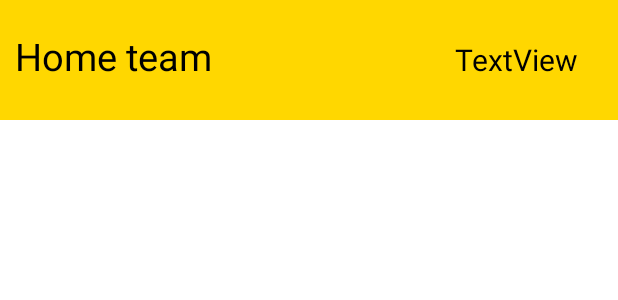
After one commit to CamdenKSeaver/VolleyballApp2, an Android app: the layout activity_listview.xml on its own in the app's theme, with its tools: preview values and no code run, on a phone screen of 412 x 824 dp. The commit adds this screen. Shown: the top 300 px of the screen. Run offline under Robolectric (Android 15) with nearby library versions, the phone set to English and light mode, and no system bars.

Commit message:
Games are displayed on options menu on private games screen

```diff
--- /dev/null
+++ b/VolleyballApp-main/app/src/main/res/layout/activity_listview.xml
@@ -0,0 +1,42 @@
+<?xml version="1.0" encoding="utf-8"?>
+<androidx.constraintlayout.widget.ConstraintLayout xmlns:android="http://schemas.android.com/apk/res/android"
+    xmlns:tools="http://schemas.android.com/tools"
+    android:layout_width="wrap_content"
+    android:layout_height="80dp"
+    android:background="@color/gold"
+    xmlns:app="http://schemas.android.com/apk/res-auto">
+
+
+    <TextView
+        android:id="@+id/GameName"
+        android:layout_width="270dp"
+        android:layout_height="wrap_content"
+        android:layout_weight ="1"
+        android:text="Home team"
+        android:textColor="@color/black"
+        android:textSize="25sp"
+        android:layout_marginLeft="10dp"
+        android:layout_marginTop="20dp"
+        app:layout_constraintStart_toStartOf="parent"
+        app:layout_constraintTop_toTopOf="parent"
+        />
+
+    <TextView
+        android:id="@+id/GameName2"
+        android:layout_width="100dp"
+        android:layout_height="40dp"
+        android:layout_marginStart="30dp"
+        android:layout_marginTop="20dp"
+        android:layout_marginEnd="16dp"
+        android:layout_marginBottom="20dp"
+        android:gravity="center_vertical"
+        android:text="TextView"
+        android:textColor="@color/black"
+        android:textSize="20sp"
+        app:layout_constraintBottom_toBottomOf="parent"
+        app:layout_constraintEnd_toEndOf="parent"
+        app:layout_constraintStart_toEndOf="@+id/GameName"
+        app:layout_constraintTop_toTopOf="parent" />
+
+
+</androidx.constraintlayout.widget.ConstraintLayout>
```
Also changed, not shown: VolleyballApp-main/app/src/main/java/com/example/volleyballapp/FirebaseHelper.java (+8 -5 lines), VolleyballApp-main/app/src/main/java/com/example/volleyballapp/GameAdapter.java (added, +34 -0 lines), VolleyballApp-main/app/src/main/java/com/example/volleyballapp/MainActivity.java (+18 -12 lines), VolleyballApp-main/app/src/main/res/layout/fragment_private_games.xml (+3 -18 lines).
